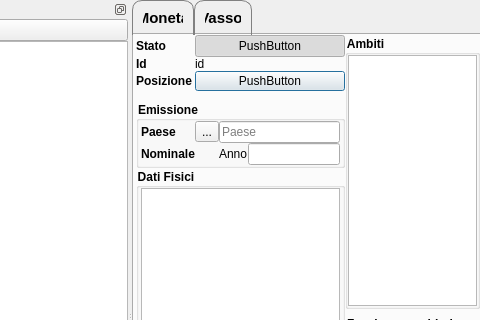
This is GestCollOnQt/GUI/Moneta/Moneta/monetaform.ui in mirkoviviani76/gestcoll as Qt 5 draws it before an edit; both pictures show x 322 to 802 and y 0 to 320 of the 974 by 642 pixel window. The edited form follows.
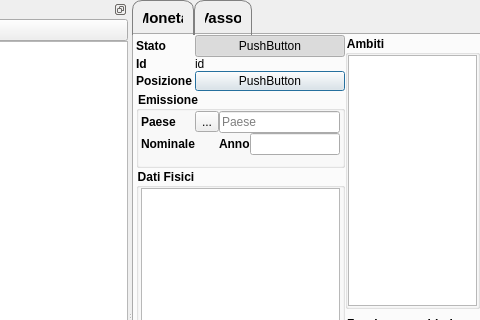
This is the edited form. Icons and pictures are not drawn. Custom widgets are drawn as their Qt base class.

```diff
--- a/GestCollOnQt/GUI/Moneta/Moneta/monetaform.ui
+++ b/GestCollOnQt/GUI/Moneta/Moneta/monetaform.ui
@@ -350,7 +350,7 @@
                 <property name="title">
                  <string>Emissione</string>
                 </property>
-                <layout class="QGridLayout" name="gridLayout_3" rowstretch="0,0" columnstretch="0,0,0,0,0">
+                <layout class="QGridLayout" name="gridLayout_3" rowstretch="0,0,0" columnstretch="0,0,0,0,0">
                  <property name="leftMargin">
                   <number>2</number>
                  </property>
@@ -366,67 +366,17 @@
                  <property name="spacing">
                   <number>0</number>
                  </property>
-                 <item row="1" column="4">
-                  <widget class="QLineEdit" name="anno"/>
-                 </item>
-                 <item row="1" column="0">
-                  <widget class="QLabel" name="label_2">
-                   <property name="font">
-                    <font>
-                     <weight>75</weight>
-                     <bold>true</bold>
-                    </font>
-                   </property>
-                   <property name="text">
-                    <string>Nominale</string>
-                   </property>
-                   <property name="buddy">
-                    <cstring>nominale</cstring>
-                   </property>
-                  </widget>
-                 </item>
-                 <item row="0" column="0">
-                  <widget class="QLabel" name="label">
-                   <property name="font">
-                    <font>
-                     <weight>75</weight>
-                     <bold>true</bold>
-                    </font>
-                   </property>
-                   <property name="text">
-                    <string>Paese</string>
-                   </property>
-                   <property name="buddy">
-                    <cstring>paese</cstring>
-                   </property>
-                  </widget>
-                 </item>
-                 <item row="0" column="2" colspan="3">
-                  <widget class="QLineEdit" name="paese">
-                   <property name="readOnly">
-                    <bool>false</bool>
-                   </property>
-                   <property name="placeholderText">
-                    <string>Paese</string>
-                   </property>
-                  </widget>
-                 </item>
-                 <item row="0" column="1">
-                  <widget class="QToolButton" name="openPaeseUrl">
-                   <property name="text">
-                    <string>...</string>
-                   </property>
-                   <property name="icon">
-                    <iconset resource="../../../resources/resources.qrc">
-                     <normaloff>:/icons/internet.ico</normaloff>:/icons/internet.ico</iconset>
-                   </property>
-                  </widget>
-                 </item>
                  <item row="1" column="2">
                   <widget class="MisuraForm" name="nominale" native="true"/>
                  </item>
                  <item row="1" column="3">
                   <widget class="QLabel" name="label_3">
+                   <property name="font">
+                    <font>
+                     <weight>75</weight>
+                     <bold>true</bold>
+                    </font>
+                   </property>
                    <property name="text">
                     <string>Anno</string>
                    </property>
@@ -435,6 +385,72 @@
                    </property>
                   </widget>
                  </item>
+                 <item row="0" column="1">
+                  <widget class="QToolButton" name="openPaeseUrl">
+                   <property name="text">
+                    <string>...</string>
+                   </property>
+                   <property name="icon">
+                    <iconset resource="../../../resources/resources.qrc">
+                     <normaloff>:/icons/internet.ico</normaloff>:/icons/internet.ico</iconset>
+                   </property>
+                  </widget>
+                 </item>
+                 <item row="0" column="2" colspan="3">
+                  <widget class="QLineEdit" name="paese">
+                   <property name="readOnly">
+                    <bool>false</bool>
+                   </property>
+                   <property name="placeholderText">
+                    <string>Paese</string>
+                   </property>
+                  </widget>
+                 </item>
+                 <item row="0" column="0">
+                  <widget class="QLabel" name="label">
+                   <property name="font">
+                    <font>
+                     <weight>75</weight>
+                     <bold>true</bold>
+                    </font>
+                   </property>
+                   <property name="text">
+                    <string>Paese</string>
+                   </property>
+                   <property name="buddy">
+                    <cstring>paese</cstring>
+                   </property>
+                  </widget>
+                 </item>
+                 <item row="1" column="0">
+                  <widget class="QLabel" name="label_2">
+                   <property name="font">
+                    <font>
+                     <weight>75</weight>
+                     <bold>true</bold>
+                    </font>
+                   </property>
+                   <property name="text">
+                    <string>Nominale</string>
+                   </property>
+                   <property name="buddy">
+                    <cstring>nominale</cstring>
+                   </property>
+                  </widget>
+                 </item>
+                 <item row="1" column="4">
+                  <widget class="QLineEdit" name="anno"/>
+                 </item>
+                 <item row="2" column="0" colspan="5">
+                  <widget class="AutoritaForm" name="autorita" native="true">
+                   <property name="minimumSize">
+                    <size>
+                     <width>10</width>
+                     <height>10</height>
+                    </size>
+                   </property>
+                  </widget>
+                 </item>
                 </layout>
                </widget>
               </item>
@@ -566,16 +582,6 @@
                 </layout>
                </widget>
               </item>
-              <item row="7" column="0" colspan="2">
-               <widget class="AutoritaForm" name="autorita" native="true">
-                <property name="minimumSize">
-                 <size>
-                  <width>10</width>
-                  <height>10</height>
-                 </size>
-                </property>
-               </widget>
-              </item>
              </layout>
             </widget>
            </item>
```
